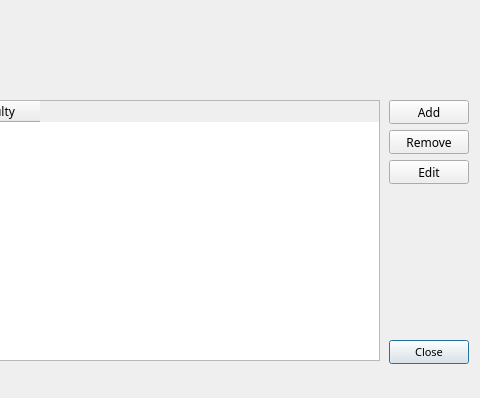
First picture: the form in wikiLYNX/ui/editlevel.ui, repository flamboyantpenguin/wikiLYNX, before the edit; both pictures show x 371 to 851 and y 0 to 398 of the 851 by 398 pixel window.
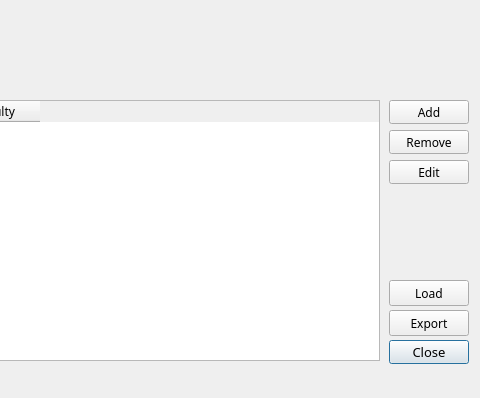
Second picture: the form after the edit.

Commit message: Release 1.2.5-C2 - Added Import/Export Level Feature - Removed unused vcpkg dependencies

What changed in the file:
```diff
--- a/wikiLYNX/ui/editlevel.ui
+++ b/wikiLYNX/ui/editlevel.ui
@@ -33,7 +33,7 @@
    <property name="font">
     <font>
      <family>Noto Sans</family>
-     <pointsize>8</pointsize>
+     <pointsize>10</pointsize>
      <bold>false</bold>
     </font>
    </property>
@@ -150,6 +150,53 @@
     <string>Edit your own custom levels here</string>
    </property>
   </widget>
+  <widget class="QPushButton" name="loadButton">
+   <property name="geometry">
+    <rect>
+     <x>760</x>
+     <y>280</y>
+     <width>80</width>
+     <height>26</height>
+    </rect>
+   </property>
+   <property name="statusTip">
+    <string>Load Levels from local file</string>
+   </property>
+   <property name="whatsThis">
+    <string/>
+   </property>
+   <property name="text">
+    <string>Load</string>
+   </property>
+   <property name="checkable">
+    <bool>false</bool>
+   </property>
+   <property name="default">
+    <bool>false</bool>
+   </property>
+   <property name="flat">
+    <bool>false</bool>
+   </property>
+  </widget>
+  <widget class="QPushButton" name="exportButton">
+   <property name="geometry">
+    <rect>
+     <x>760</x>
+     <y>310</y>
+     <width>80</width>
+     <height>26</height>
+    </rect>
+   </property>
+   <property name="statusTip">
+    <string>Export levels to file</string>
+   </property>
+   <property name="whatsThis">
+    <string/>
+   </property>
+   <property name="text">
+    <string>Export</string>
+   </property>
+  </widget>
  </widget>
  <resources/>
  <connections/>
```
The commit also changes 6 other files.
